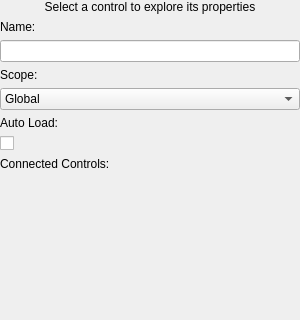
Above: Gems/AudioSystem/Code/Source/Editor/InspectorPanel.ui from Zee2401/o3de before the change; both pictures show x 0 to 300 and y 0 to 320 of the 300 by 490 pixel window. Below: the same form after it.
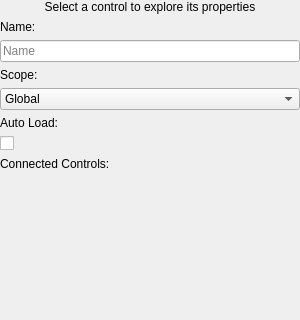
That is the form after the change. Custom widgets are drawn as their Qt base class.

Commit message:
Standardize Audio System Inspector Panel UX via XML
- Establish buddy relationships for Name, Scope, and Auto Load labels
- Configure Name input with "Name" placeholder and clear button

Using XML properties ensures micro-UX and accessibility improvements
while maintaining maximum CI stability on cold-cache branches.

```diff
--- a/Gems/AudioSystem/Code/Source/Editor/InspectorPanel.ui
+++ b/Gems/AudioSystem/Code/Source/Editor/InspectorPanel.ui
@@ -120,6 +120,12 @@
            <verstretch>0</verstretch>
           </sizepolicy>
          </property>
+         <property name="placeholderText">
+          <string>Name</string>
+         </property>
+         <property name="clearButtonEnabled">
+          <bool>true</bool>
+         </property>
         </widget>
        </item>
        <item row="2" column="0">
```
Left out of the diff: 9 changed lines with no effect on the pictures. The commit also changes 1 other file.
